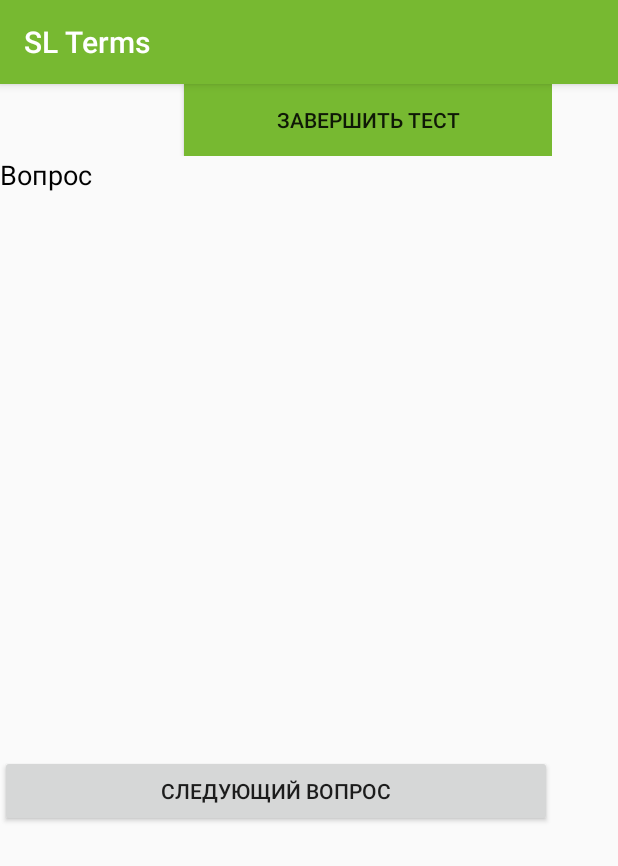
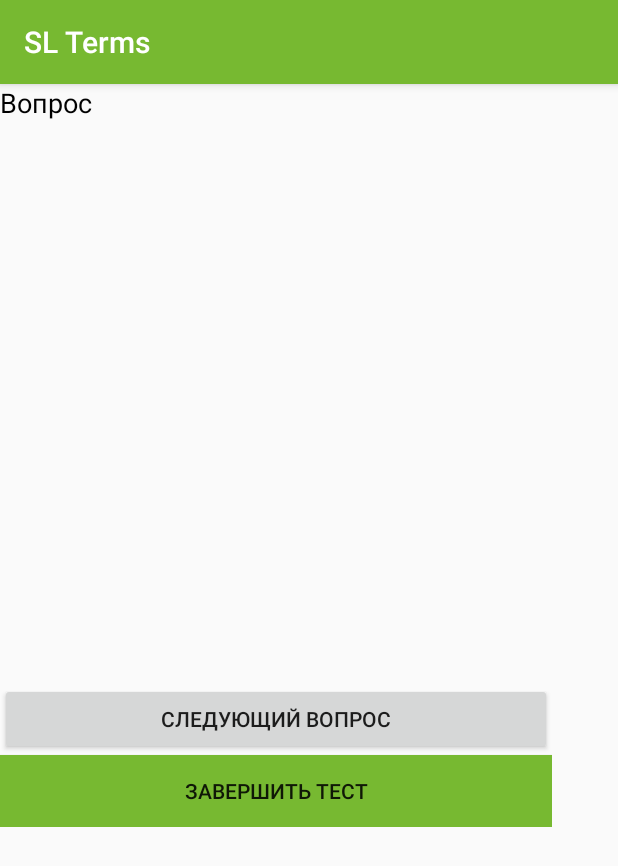
Before and after one commit to Trisiss/SL_Terms, an Android app: the TestActivity screen opened directly, with no data from a screen before it, on a phone screen of 412 x 824 dp. Shown: the top 866 px of the screen. Run offline under Robolectric (Android 15) with nearby library versions, the phone set to English and light mode, and no system bars; 1 statement that could not run was skipped.

Commit message:
Move button

```diff
--- a/app/src/main/res/layout/activity_test.xml
+++ b/app/src/main/res/layout/activity_test.xml
@@ -18,22 +18,7 @@
             android:layout_width="match_parent"
             android:layout_height="wrap_content"
             android:gravity="bottom|right"
-            android:orientation="horizontal">
-
-            <LinearLayout
-                android:layout_width="wrap_content"
-                android:layout_height="wrap_content"
-                android:layout_weight="3"
-                android:orientation="horizontal"></LinearLayout>
-
-            <Button
-                android:id="@+id/button1"
-                android:layout_width="wrap_content"
-                android:layout_height="wrap_content"
-                android:layout_weight="3"
-                android:background="@color/colorPrimary"
-                android:text="Завершить тест" />
-        </LinearLayout>
+            android:orientation="horizontal"/>
 
         <TextView
             android:id="@+id/textView"
@@ -59,7 +44,7 @@
             android:layout_width="match_parent"
             android:layout_height="wrap_content"
             android:gravity="bottom|right"
-            android:orientation="horizontal">
+            android:orientation="vertical">
 
             <Button
                 android:id="@+id/button2"
@@ -67,6 +52,14 @@
                 android:layout_height="wrap_content"
                 android:layout_weight="1"
                 android:text="Следующий вопрос" />
+
+            <Button
+                android:id="@+id/button1"
+                android:layout_width="match_parent"
+                android:layout_height="wrap_content"
+                android:layout_weight="3"
+                android:background="@color/colorPrimary"
+                android:text="Завершить тест" />
         </LinearLayout>
 
     </LinearLayout>
```
